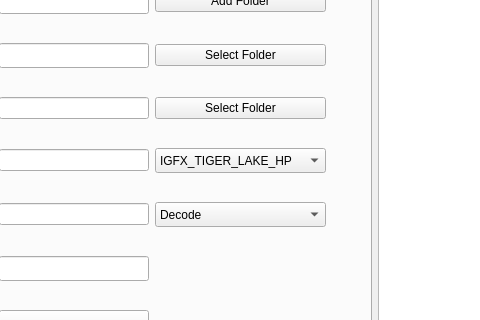
Qt form Client/command_validator_app/ui/mainwindow.ui (SJTU-Applemin/AutoULTGen) before a commit; both pictures show x 162 to 642 and y 139 to 459 of the 805 by 554 pixel window.
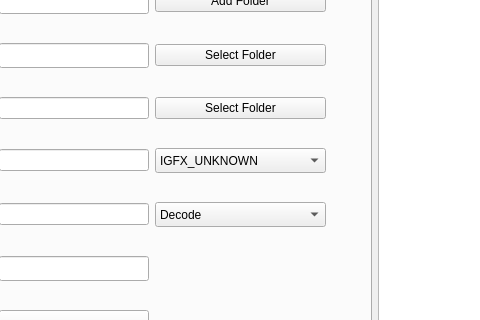
The same form after that commit.

```diff
--- a/Client/command_validator_app/ui/mainwindow.ui
+++ b/Client/command_validator_app/ui/mainwindow.ui
@@ -176,7 +176,7 @@
            </property>
            <item>
             <property name="text">
-             <string>IGFX_TIGER_LAKE_HP</string>
+             <string>IGFX_UNKNOWN</string>
             </property>
            </item>
            <item>
```
Left out of the diff: 2 changed lines with no effect on the pictures.
